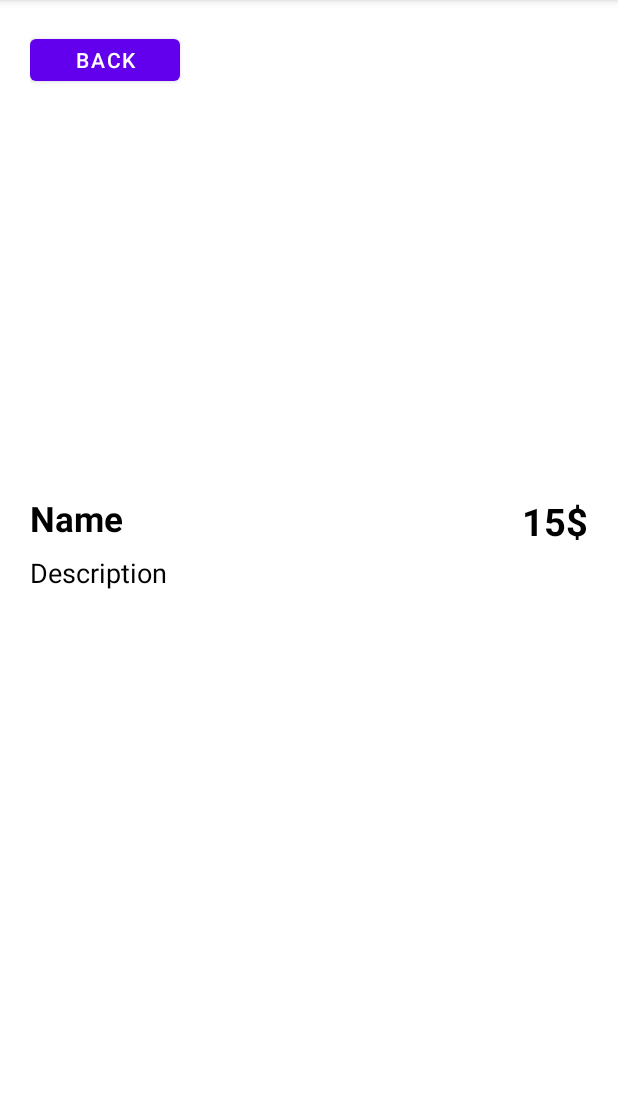
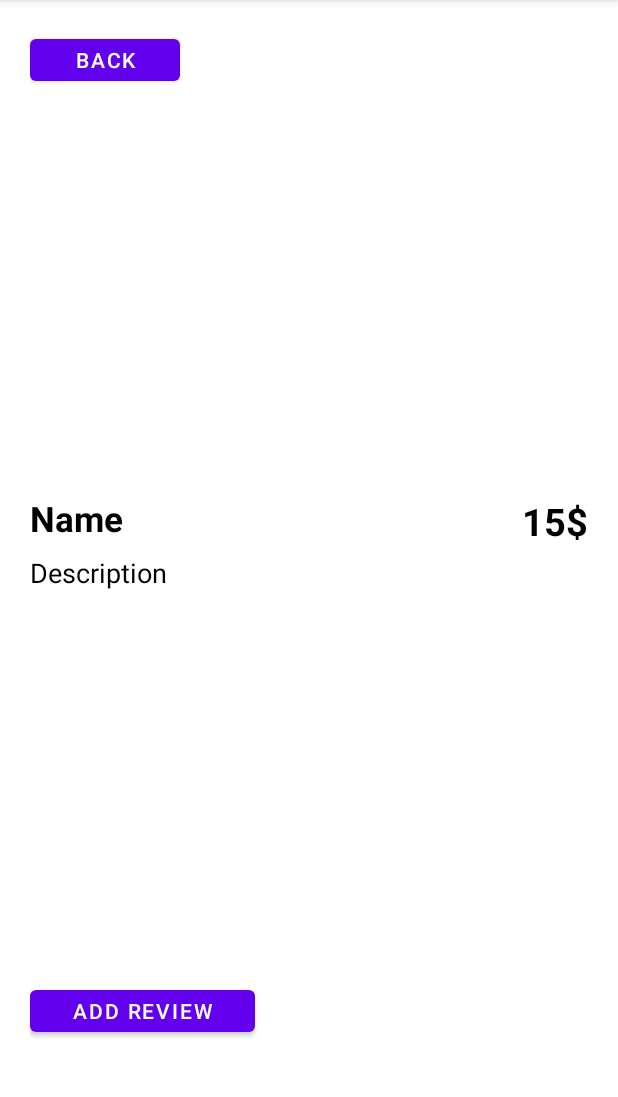
Before and after one commit to Malmarazl/ProductReviewsApp, an Android app: the fragment DetailFragment placed in its activity, on a phone screen of 412 x 824 dp, the part 84-1181 px from its top. Run offline under Robolectric (Android 15) with nearby library versions, the phone set to English and light mode, and no system bars; network calls fail; pictures from the network do not load; 1 statement that could not run was skipped.

Commit message:
Add new call service, add new reciclerview and add dialog

```diff
--- a/app/src/main/java/com/example/productreviewsapp/detail/DetailFragment.kt
+++ b/app/src/main/java/com/example/productreviewsapp/detail/DetailFragment.kt
@@ -1,5 +1,8 @@
 package com.example.productreviewsapp.detail
 
+import android.app.AlertDialog
+import android.app.Dialog
+import android.content.DialogInterface
 import android.os.Bundle
 import android.transition.Explode
 import android.view.LayoutInflater
@@ -10,8 +13,14 @@ import android.widget.ImageView
 import android.widget.TextView
 import androidx.activity.OnBackPressedCallback
 import androidx.fragment.app.Fragment
+import androidx.fragment.app.FragmentManager
+import androidx.recyclerview.widget.LinearLayoutManager
+import androidx.recyclerview.widget.RecyclerView
 import com.bumptech.glide.Glide
 import com.example.productreviewsapp.R
+import com.example.productreviewsapp.helpers.DialogReviews
+import com.example.productreviewsapp.home.ProductAdapter
+import com.example.productreviewsapp.models.Review
 
 
 class DetailFragment : Fragment() {
@@ -32,16 +41,36 @@ class DetailFragment : Fragment() {
         viewModel = DetailViewModel()
 
         val bundle = this.arguments
+        var productID = ""
 
         if (bundle != null) {
-            val productID = bundle.getString("productID", "0")
+            productID = bundle.getString("productID", "0")
 
             viewModel.getProduct(productID)
         }
 
-        view.findViewById<Button>(R.id.buttonBack).setOnClickListener {
+        val buttonBack = view.findViewById<Button>(R.id.buttonBack)
+
+        buttonBack.setOnClickListener {
             requireActivity().onBackPressed()
         }
+
+
+        var newReviewListener = object: NewReviewListener {
+            override fun sendNewReview(newText: String, starReview: Float) {
+
+                var newReview: Review = Review()
+
+                newReview.text = newText
+                newReview.productId = productID
+                newReview.locale = ""
+                newReview.rating = starReview
+
+                viewModel.addNewReview(newReview)
+            }
+        }
+
+        val recyclerReviewList: RecyclerView = view.findViewById(R.id.recyclerReviewsList)
 
         viewModel.product.observe(
             viewLifecycleOwner, {
@@ -53,8 +82,23 @@ class DetailFragment : Fragment() {
                     .with(this)
                     .load(it.imgUrl)
                     .into(view.findViewById<ImageView>(R.id.product_image))
+
+                viewModel.getReviews(it.id)
             }
         )
+
+        viewModel.reviewList.observe(
+            viewLifecycleOwner, {
+                val adapter = ReviewAdapter(it)
+                recyclerReviewList.adapter = adapter
+                recyclerReviewList.layoutManager = LinearLayoutManager(context)
+            }
+        )
+
+        val buttonAddReview = view.findViewById<Button>(R.id.buttonAddReview)
+
+        buttonAddReview.setOnClickListener {
+           DialogReviews(newReviewListener).show(childFragmentManager, "")
+        }
     }
-
 }
--- /dev/null
+++ b/app/src/main/java/com/example/productreviewsapp/detail/NewReviewListener.kt
@@ -0,0 +1,5 @@
+package com.example.productreviewsapp.detail
+
+interface NewReviewListener {
+    fun sendNewReview(newReview: String, starReview: Float)
+}
--- a/app/src/main/java/com/example/productreviewsapp/home/HomeFragment.kt
+++ b/app/src/main/java/com/example/productreviewsapp/home/HomeFragment.kt
@@ -49,15 +49,15 @@ class HomeFragment: Fragment() {
 
         viewModel = HomeViewModel()
 
-        val recycler: RecyclerView = view.findViewById(R.id.recycler)
+        val recyclerProductList: RecyclerView = view.findViewById(R.id.recyclerProductList)
 
 
         viewModel.productList.observe(
             viewLifecycleOwner,{
                 adapter = ProductAdapter(it, requireContext(), productListener)
                 filterList = it
-                recycler.adapter = adapter
-                recycler.layoutManager = LinearLayoutManager(context)
+                recyclerProductList.adapter = adapter
+                recyclerProductList.layoutManager = LinearLayoutManager(context)
             }
         )
 
@@ -74,6 +74,7 @@ class HomeFragment: Fragment() {
             override fun onQueryTextChange(newText: String): Boolean {
                 if (newText.isEmpty())
                     adapter.updateList(filterList)
+
                 return false
             }
         })
--- a/app/src/main/java/com/example/productreviewsapp/home/HomeViewModel.kt
+++ b/app/src/main/java/com/example/productreviewsapp/home/HomeViewModel.kt
@@ -18,7 +18,7 @@ class HomeViewModel : ViewModel() {
     }
 
     private suspend fun connectionToProductService() {
-        val response = ServiceAdapter().getApiService()?.getProduct()
+        val response = ServiceAdapter().getApiServiceProducts()?.getProduct()
         productList.postValue(response)
     }
 
--- a/app/src/main/java/com/example/productreviewsapp/home/ProductAdapter.kt
+++ b/app/src/main/java/com/example/productreviewsapp/home/ProductAdapter.kt
@@ -4,8 +4,6 @@ import android.content.Context
 import android.view.LayoutInflater
 import android.view.View
 import android.view.ViewGroup
-import android.widget.Filter
-import android.widget.Filterable
 import android.widget.ImageView
 import android.widget.TextView
 import androidx.constraintlayout.widget.ConstraintLayout
@@ -13,8 +11,6 @@ import androidx.recyclerview.widget.RecyclerView
 import com.bumptech.glide.Glide
 import com.example.productreviewsapp.R
 import com.example.productreviewsapp.models.Product
-import java.util.*
-import kotlin.collections.ArrayList
 
 class ProductAdapter (
     private var itemList: List<Product>,
--- /dev/null
+++ b/app/src/main/java/com/example/productreviewsapp/services/ApiService.kt
@@ -0,0 +1,26 @@
+package com.example.productreviewsapp.services
+
+import com.example.productreviewsapp.models.Product
+import com.example.productreviewsapp.models.Review
+import retrofit2.http.Body
+import retrofit2.http.GET
+import retrofit2.http.POST
+import retrofit2.http.Path
+
+interface ApiService {
+    @GET("product")
+    suspend fun getProduct() : List<Product>
+
+    @GET("product/{id}")
+    suspend fun getProductID(
+        @Path("id") id: String) : Product
+
+    @GET("reviews/{id}")
+    suspend fun getReviews(
+        @Path("id") id: String) : List<Review>
+
+    @POST("reviews/{id}")
+    suspend fun addReview(
+        @Path("id") id: String,
+        @Body newReview: Review) : Review
+}
--- a/app/src/main/java/com/example/productreviewsapp/services/ProductService.kt
+++ /dev/null
@@ -1,14 +0,0 @@
-package com.example.productreviewsapp.services
-
-import com.example.productreviewsapp.models.Product
-import retrofit2.http.GET
-import retrofit2.http.Path
-
-interface ProductService {
-    @GET("product")
-    suspend fun getProduct() : List<Product>
-
-    @GET("product/{id}")
-    suspend fun getProductID(
-        @Path("id") id: String) : Product
-}
--- a/app/src/main/java/com/example/productreviewsapp/services/ServiceAdapter.kt
+++ b/app/src/main/java/com/example/productreviewsapp/services/ServiceAdapter.kt
@@ -7,9 +7,10 @@ import retrofit2.converter.gson.GsonConverterFactory
 
 class ServiceAdapter {
 
-    private var API_SERVICE: ProductService? = null
+    private var API_SERVICE_PRODUCTS: ApiService? = null
+    private var API_SERVICE_REVIEWS: ApiService? = null
 
-    fun getApiService(): ProductService? {
+    fun getApiServiceProducts(): ApiService? {
         val logging = HttpLoggingInterceptor()
         logging.level = HttpLoggingInterceptor.Level.BODY
 
@@ -18,16 +19,36 @@ class ServiceAdapter {
 
         val baseUrl = "http://192.168.178.221:3001"
 
-        if (API_SERVICE == null) {
+        if (API_SERVICE_PRODUCTS == null) {
             val retrofit = Retrofit.Builder()
                 .baseUrl(baseUrl)
                 .addConverterFactory(GsonConverterFactory.create())
                 .client(httpClient.build())
                 .build()
-            API_SERVICE = retrofit.create(ProductService::class.java)
+            API_SERVICE_PRODUCTS = retrofit.create(ApiService::class.java)
         }
 
-        return API_SERVICE
+        return API_SERVICE_PRODUCTS
     }
 
+    fun getApiServiceReviews(): ApiService? {
+        val logging = HttpLoggingInterceptor()
+        logging.level = HttpLoggingInterceptor.Level.BODY
+
+        val httpClient = OkHttpClient.Builder()
+        httpClient.addInterceptor(logging)
+
+        val baseUrl = "http://192.168.178.221:3002"
+
+        if (API_SERVICE_REVIEWS == null) {
+            val retrofit = Retrofit.Builder()
+                .baseUrl(baseUrl)
+                .addConverterFactory(GsonConverterFactory.create())
+                .client(httpClient.build())
+                .build()
+            API_SERVICE_REVIEWS = retrofit.create(ApiService::class.java)
+        }
+
+        return API_SERVICE_REVIEWS
+    }
 }
--- a/app/src/main/res/layout/product_detail.xml
+++ b/app/src/main/res/layout/product_detail.xml
@@ -15,14 +15,22 @@
         android:layout_marginBottom="80dp"
         app:layout_constraintTop_toTopOf="parent" />
 
+    <ScrollView
+        android:layout_width="match_parent"
+        android:layout_height="match_parent">
+
+        <androidx.constraintlayout.widget.ConstraintLayout
+            android:layout_width="match_parent"
+            android:layout_height="match_parent">
+
             <ImageView
                 android:id="@+id/product_image"
                 android:layout_width="200dp"
                 android:layout_height="200dp"
                 app:layout_constraintLeft_toLeftOf="parent"
                 app:layout_constraintRight_toRightOf="parent"
-        android:layout_marginTop="20dp"
-        app:layout_constraintTop_toBottomOf="@+id/buttonBack"/>
+                app:layout_constraintTop_toTopOf="parent"
+                android:layout_marginTop="60dp"/>
 
             <TextView
                 android:id="@+id/product_name"
@@ -59,4 +67,26 @@
                 android:textColor="@color/black"
                 android:text="15$"/>
 
+            <androidx.recyclerview.widget.RecyclerView
+                android:id="@+id/recyclerReviewsList"
+                android:layout_width="match_parent"
+                android:layout_height="200dp"
+                android:layout_marginTop="60dp"
+                app:layout_constraintRight_toRightOf="parent"
+                app:layout_constraintTop_toBottomOf="@+id/product_description"/>
+
+            <Button
+                android:id="@+id/buttonAddReview"
+                android:layout_width="150dp"
+                android:layout_height="40dp"
+                android:text="Add review"
+                android:textColor="@color/white"
+                app:layout_constraintLeft_toLeftOf="parent"
+                app:layout_constraintBottom_toBottomOf="parent"
+                app:layout_constraintTop_toBottomOf="@+id/recyclerReviewsList"/>
+
         </androidx.constraintlayout.widget.ConstraintLayout>
+
+    </ScrollView>
+
+</androidx.constraintlayout.widget.ConstraintLayout>
--- a/app/src/main/res/layout/product_list.xml
+++ b/app/src/main/res/layout/product_list.xml
@@ -17,7 +17,7 @@
 
 
     <androidx.recyclerview.widget.RecyclerView
-        android:id="@+id/recycler"
+        android:id="@+id/recyclerProductList"
         android:layout_width="match_parent"
         android:layout_height="match_parent"
         android:layout_marginTop="60dp"
--- a/app/src/main/res/values/colors.xml
+++ b/app/src/main/res/values/colors.xml
@@ -9,4 +9,5 @@
     <color name="white">#FFFFFFFF</color>
     <color name="grey">#eceef0</color>
     <color name="darkGrey">#C8C9CA</color>
+    <color name="duskYellow">#F0EC26</color>
 </resources>
--- a/app/src/main/res/values/strings.xml
+++ b/app/src/main/res/values/strings.xml
@@ -1,3 +1,6 @@
 <resources>
     <string name="app_name">ProductReviewsApp</string>
+    <string name="title_dialog">Write a review</string>
+    <string name="button_send_review">Send review</string>
+    <string name="button_cancel">Cancel</string>
 </resources>
--- a/app/src/main/res/values/themes.xml
+++ b/app/src/main/res/values/themes.xml
@@ -13,4 +13,9 @@
         <item name="android:statusBarColor" tools:targetApi="l">?attr/colorPrimaryVariant</item>
         <!-- Customize your theme here. -->
     </style>
+
+    <style name="RatingBar" parent="Theme.AppCompat">
+        <item name="colorControlActivated">@color/duskYellow</item>
+        <item name="colorControlNormal">@color/darkGrey</item>
+    </style>
 </resources>
```
Also changed, not shown: app/src/main/java/com/example/productreviewsapp/detail/DetailViewModel.kt (+27 -1 lines), app/src/main/java/com/example/productreviewsapp/detail/ReviewAdapter.kt (added, +36 -0 lines), app/src/main/java/com/example/productreviewsapp/helpers/DialogReviews.kt (added, +48 -0 lines), app/src/main/java/com/example/productreviewsapp/models/Review.kt (added, +8 -0 lines), app/src/main/res/layout/dialog_review.xml (added, +47 -0 lines), app/src/main/res/layout/review_item.xml (added, +42 -0 lines). Lines whose indentation alone changed are shown as unchanged.
